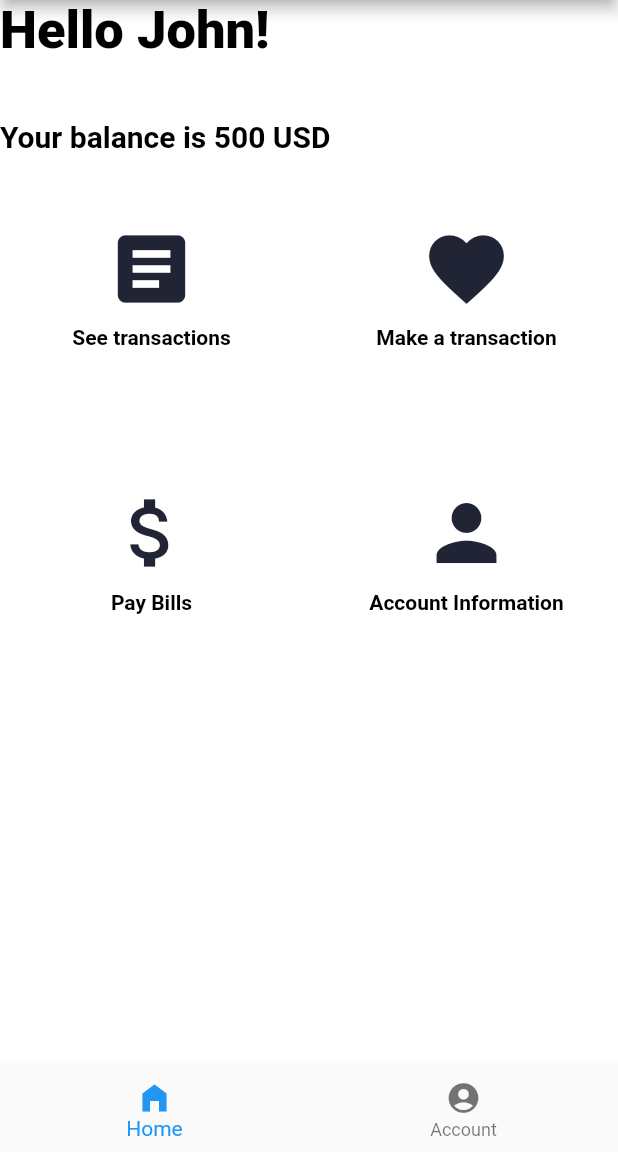
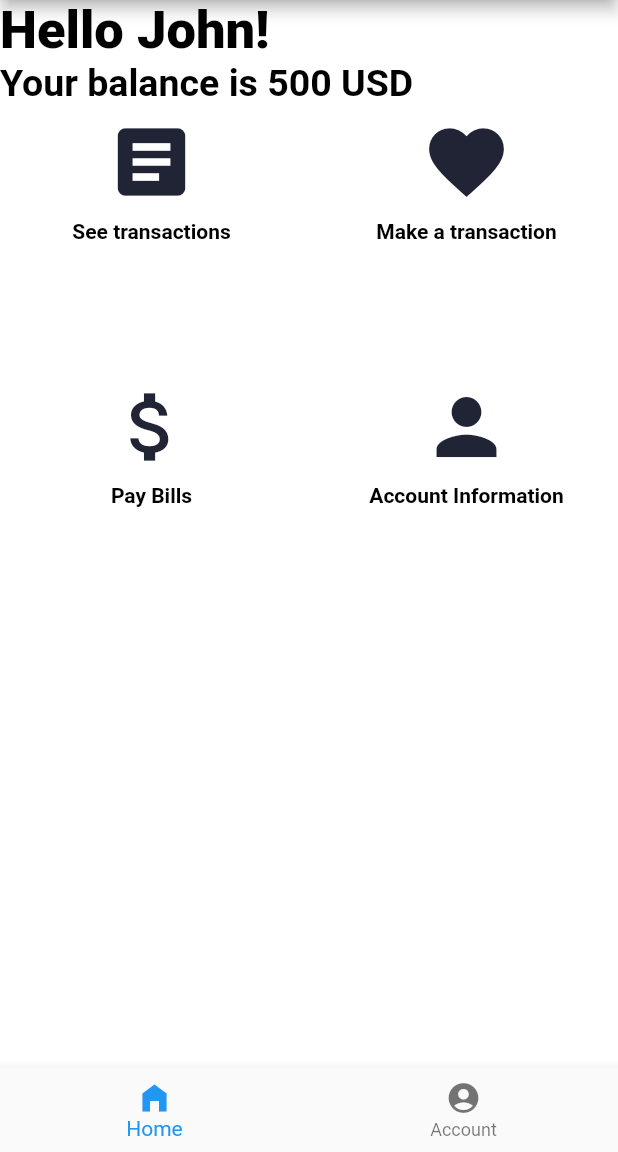
Before and after one commit to ridiaconu/MobileBank, a Flutter app: the HomeScreen screen opened directly, on a phone screen of 412 x 824 dp, the part 84-1236 px from its top. Run offline on Flutter 3.47's test engine with Material 2 defaults, Android fonts, the phone set to English and light mode, and no system bars; network calls fail.

```diff
--- a/lib/screens/HomeScreen.dart
+++ b/lib/screens/HomeScreen.dart
@@ -61,22 +61,6 @@ class HomeScreen extends StatelessWidget {
             crossAxisAlignment: CrossAxisAlignment.center,
             mainAxisSize: MainAxisSize.max,
             children: [
-              Container(
-                margin: EdgeInsets.all(0),
-                padding: EdgeInsets.all(0),
-                width: 220,
-                height: 100,
-                decoration: BoxDecoration(
-                  color: Color(0x00ffffff),
-                  shape: BoxShape.rectangle,
-                  borderRadius: BorderRadius.zero,
-                ),
-                child: Flexible(
-                  child: Row(
-                    mainAxisAlignment: MainAxisAlignment.start,
-                    crossAxisAlignment: CrossAxisAlignment.center,
-                    mainAxisSize: MainAxisSize.max,
-                    children: [
               Text(
                 "Your balance is 500 USD",
                 textAlign: TextAlign.start,
@@ -84,24 +68,19 @@ class HomeScreen extends StatelessWidget {
                 style: TextStyle(
                   fontWeight: FontWeight.w600,
                   fontStyle: FontStyle.normal,
-                          fontSize: 20,
+                  fontSize: 25,
                   color: Color(0xff000000),
                 ),
               ),
             ],
           ),
-                ),
-              ),
-            ],
-          ),
-          Flexible(
-            child: ConstrainedBox(
+          ConstrainedBox(
             constraints: BoxConstraints(
               maxHeight: 300,
               maxWidth: MediaQuery.of(context).size.width,
             ),
             child: GridView(
-                padding: EdgeInsets.zero,
+              padding: EdgeInsets.all(0),
               shrinkWrap: false,
               scrollDirection: Axis.vertical,
               physics: ScrollPhysics(),
@@ -211,7 +190,6 @@ class HomeScreen extends StatelessWidget {
               ],
             ),
           ),
-          )
         ],
       ),
     );
```
Lines whose indentation alone changed are shown as unchanged.
